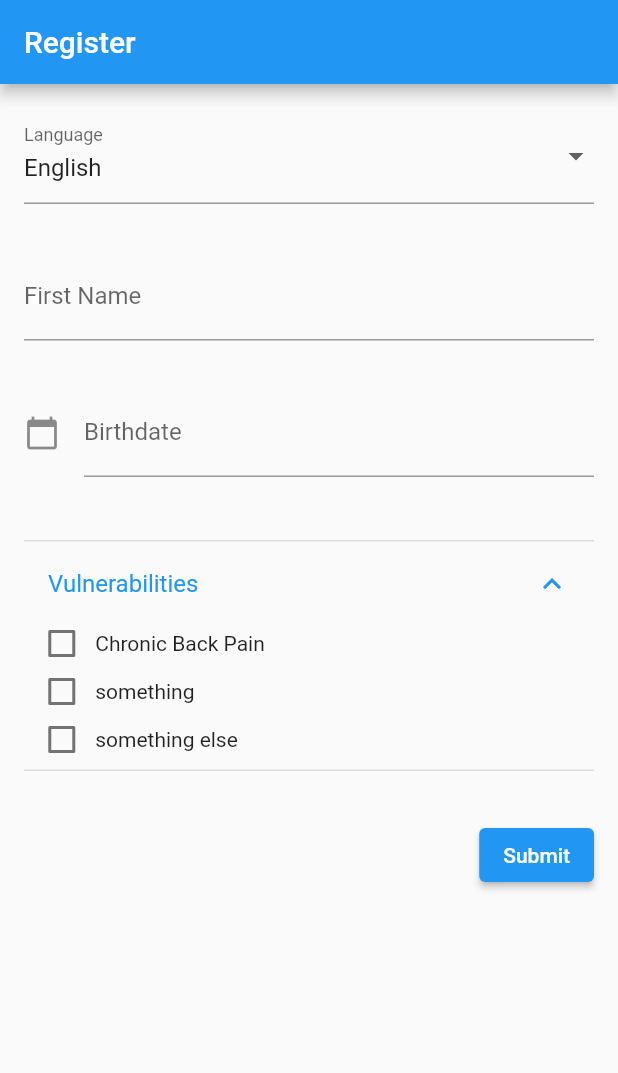
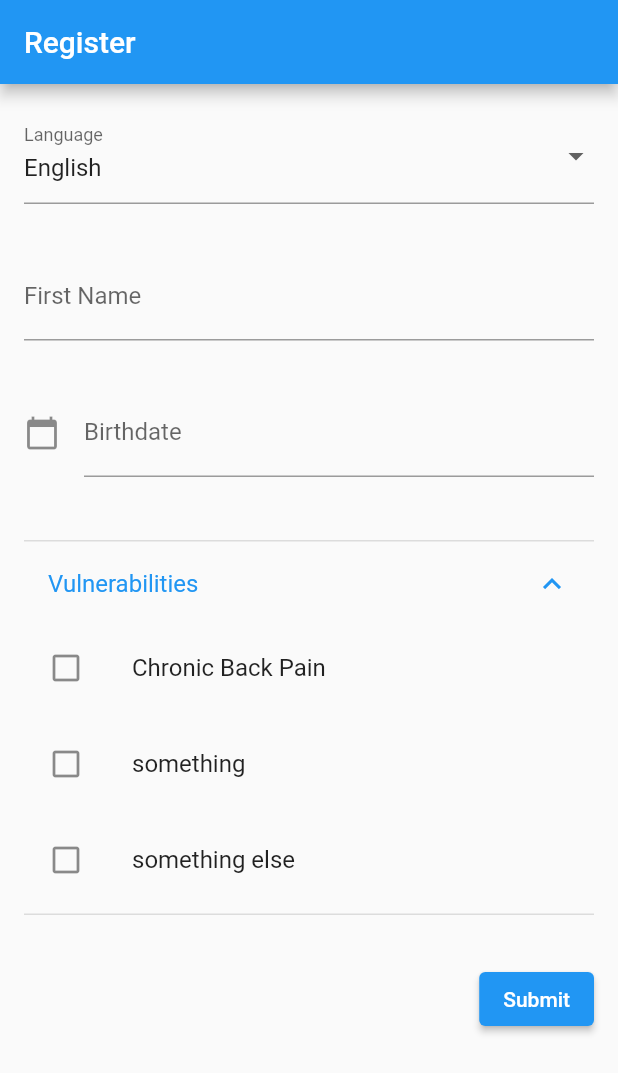
Before and after one commit to JohnRamberger/DisasterReliefAid, a Flutter app: the screen it shows after launch, after a tap on "Vulnerabilities", on a phone screen of 412 x 824 dp. Shown: the top 1073 px of the screen. Run offline on Flutter 3.47's test engine with Material 2 defaults, Android fonts, the phone set to English and light mode, and no system bars.

Commit message:
Update MultiSelectDropDown.component.dart

```diff
--- a/disaster_relief_aid_flutter/lib/Components/MultiSelectDropDown.component.dart
+++ b/disaster_relief_aid_flutter/lib/Components/MultiSelectDropDown.component.dart
@@ -82,37 +82,46 @@ class _ViewItem extends StatelessWidget {
   @override
   Widget build(BuildContext context) {
     var size = MediaQuery.of(context).size;
-    return Padding(
-      padding:
-          EdgeInsets.only(left: size.width * .032, right: size.width * .098),
-      child: Row(
-        children: [
-          SizedBox(
-            height: 24.0,
-            width: 24.0,
-            child: Checkbox(
-              value: itemSelected,
-              onChanged: (val) {
-                selected(item);
-              },
-              // activeColor: PrimeDentalColors.blue,
-            ),
-          ),
-          SizedBox(
-            width: size.width * .025,
-          ),
-          Text(
-            item,
-            // style: GoogleFonts.poppins(
-            //   textStyle: TextStyle(
-            //     color: PrimeDentalColors.grey,
-            //     fontWeight: FontWeight.w400,
-            //     fontSize: 17.0,
-            //   ),
-            // ),
-          ),
-        ],
-      ),
+    // return Padding(
+    //   padding:
+    //       EdgeInsets.only(left: size.width * .032, right: size.width * .098),
+    //   child: Row(
+    //     children: [
+    //       SizedBox(
+    //         height: 24.0,
+    //         width: 24.0,
+    //         child: Checkbox(
+    //           value: itemSelected,
+    //           onChanged: (val) {
+    //             selected(item);
+    //           },
+    //           // activeColor: PrimeDentalColors.blue,
+    //         ),
+    //       ),
+    //       SizedBox(
+    //         width: size.width * .025,
+    //       ),
+    //       Text(
+    //         item,
+    //         // style: GoogleFonts.poppins(
+    //         //   textStyle: TextStyle(
+    //         //     color: PrimeDentalColors.grey,
+    //         //     fontWeight: FontWeight.w400,
+    //         //     fontSize: 17.0,
+    //         //   ),
+    //         // ),
+    //       ),
+    //     ],
+    //   ),
+    // );
+    return ListTile(
+      title: Text(item),
+      onTap: () {
+        selected(item);
+      },
+      leading: itemSelected
+          ? const Icon(Icons.check_box)
+          : const Icon(Icons.check_box_outline_blank),
     );
   }
 }
```
